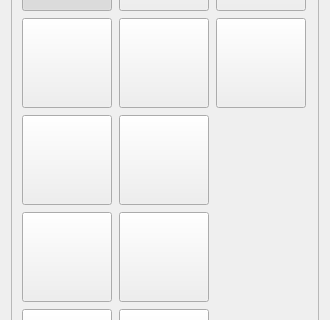
This is frameworks/runtime-src/proj.win32QT/res/ui/ButtonPanel.ui in Kanaykin/BinaryLand as Qt 5 draws it before an edit; both pictures show x 0 to 330 and y 101 to 421 of the 330 by 524 pixel window. The edited form follows.
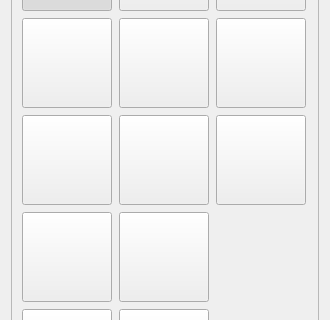
This is the edited form.

Commit message: refs #60 add hidden trap to editor

Diff of the .ui file:
```diff
--- a/frameworks/runtime-src/proj.win32QT/res/ui/ButtonPanel.ui
+++ b/frameworks/runtime-src/proj.win32QT/res/ui/ButtonPanel.ui
@@ -362,6 +362,34 @@
         </property>
        </widget>
       </item>
+      <item row="3" column="2">
+       <widget class="QPushButton" name="hiddenTrapButton">
+        <property name="minimumSize">
+         <size>
+          <width>90</width>
+          <height>90</height>
+         </size>
+        </property>
+        <property name="maximumSize">
+         <size>
+          <width>90</width>
+          <height>90</height>
+         </size>
+        </property>
+        <property name="text">
+         <string/>
+        </property>
+        <property name="iconSize">
+         <size>
+          <width>80</width>
+          <height>80</height>
+         </size>
+        </property>
+        <property name="checkable">
+         <bool>true</bool>
+        </property>
+       </widget>
+      </item>
      </layout>
     </widget>
    </item>
```
The commit also changes 10 other files.
